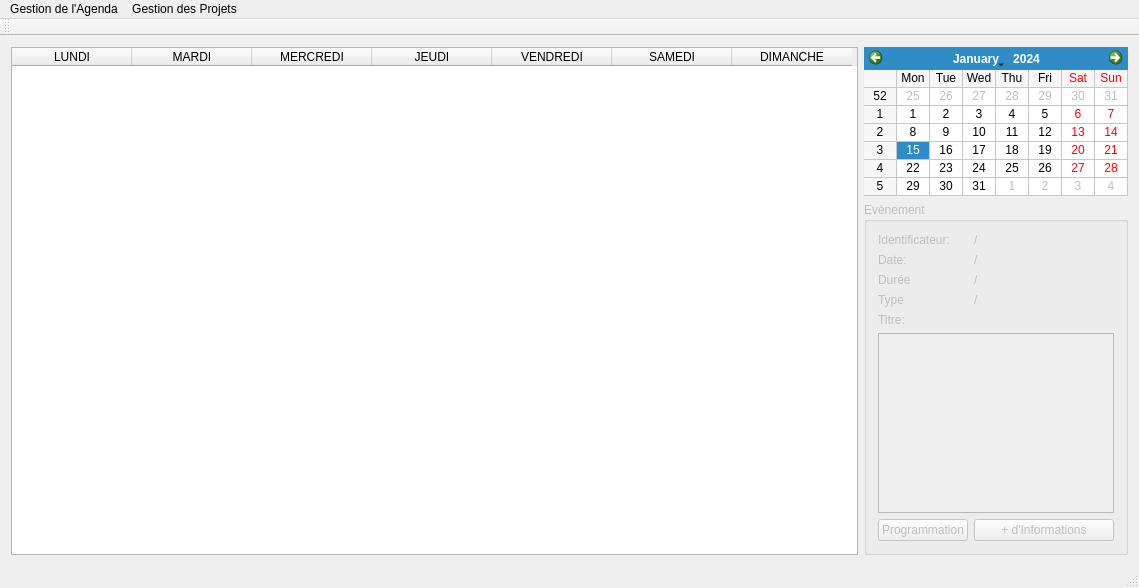
Old version of the form Project_Calendar/GUI/mainwindow.ui in the repository Stardust1002/Project_Calendar.
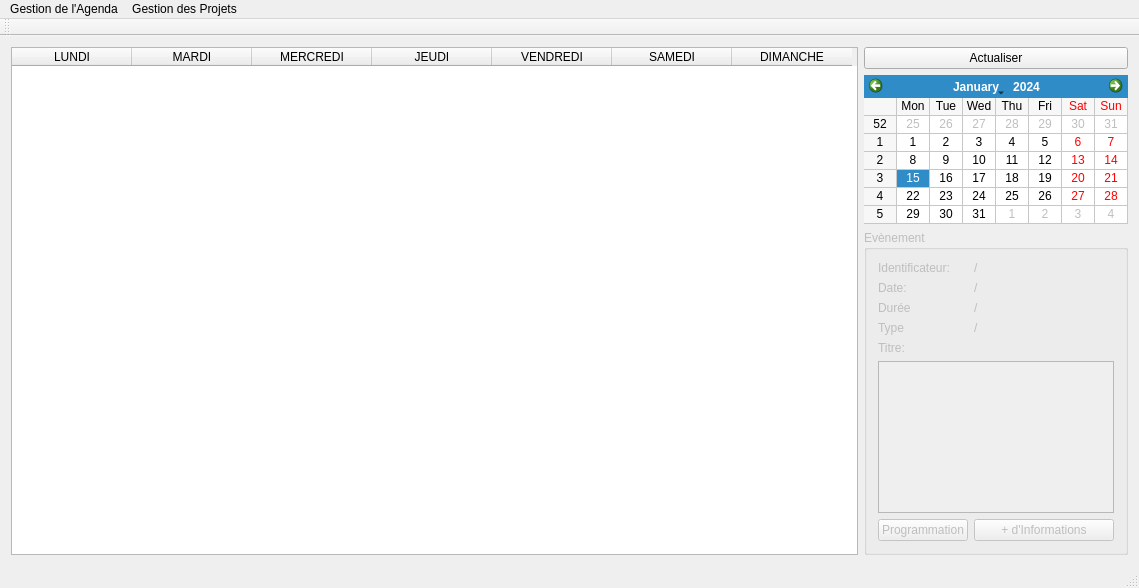
New version of the form.

Patch:
```diff
--- a/Project_Calendar/GUI/mainwindow.ui
+++ b/Project_Calendar/GUI/mainwindow.ui
@@ -97,6 +97,13 @@
       </item>
       <item>
        <layout class="QVBoxLayout" name="verticalLayout">
+        <item>
+         <widget class="QPushButton" name="pushButton">
+          <property name="text">
+           <string>Actualiser</string>
+          </property>
+         </widget>
+        </item>
         <item>
          <widget class="QCalendarWidget" name="calendarWidget">
           <property name="maximumSize">
```
